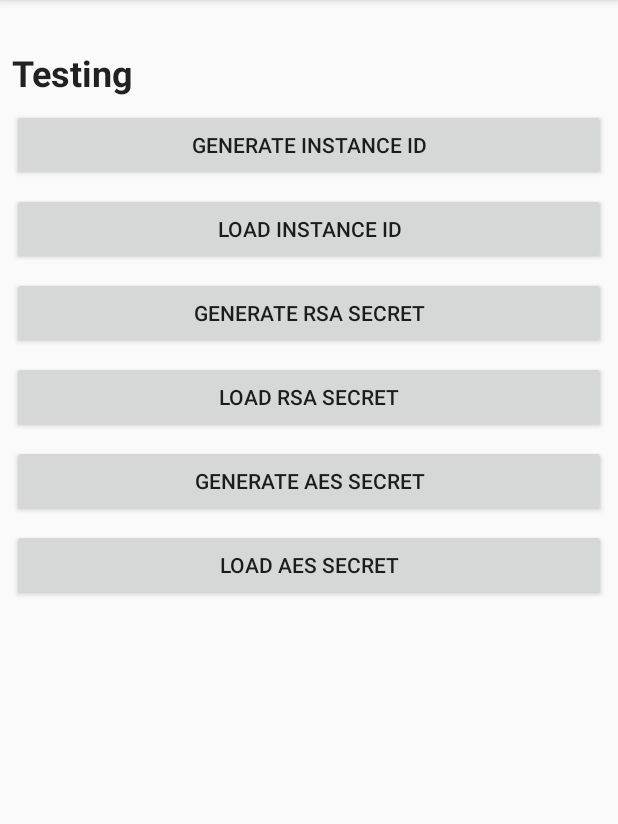
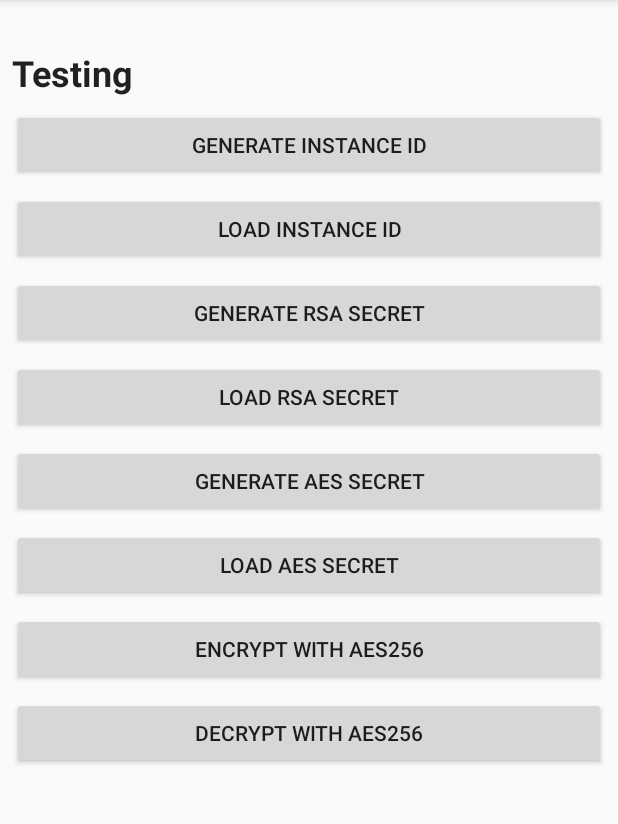
Before and after one commit to jeffrey-garcia/SecureStorageAndroid, an Android app: the screen it shows after launch (MainActivity), on a phone screen of 412 x 824 dp, the part 84-908 px from its top. Run offline under Robolectric (Android 15) with nearby library versions, the phone set to English and light mode, and no system bars; libraries missing offline, so code that uses them is left out: com.google.crypto.tink, org.slf4j; 3 statements that could not run were skipped.

Commit message:
switch to GCM block mode without padding for AES encryption

```diff
--- a/app/src/main/res/layout/activity_main.xml
+++ b/app/src/main/res/layout/activity_main.xml
@@ -114,6 +114,34 @@
                 app:layout_constraintRight_toRightOf="parent"
                 app:layout_constraintTop_toBottomOf="@+id/generateSecretAesBtn" />
 
+        <Button
+                android:id="@+id/encryptAesBtn"
+                android:layout_width="match_parent"
+                android:layout_height="wrap_content"
+                android:layout_marginEnd="8dp"
+                android:layout_marginLeft="8dp"
+                android:layout_marginRight="8dp"
+                android:layout_marginStart="8dp"
+                android:layout_marginTop="8dp"
+                android:text="Encrypt with AES256"
+                app:layout_constraintLeft_toLeftOf="parent"
+                app:layout_constraintRight_toRightOf="parent"
+                app:layout_constraintTop_toBottomOf="@+id/loadSecretAesBtn" />
+
+        <Button
+                android:id="@+id/decryptAesBtn"
+                android:layout_width="match_parent"
+                android:layout_height="wrap_content"
+                android:layout_marginEnd="8dp"
+                android:layout_marginLeft="8dp"
+                android:layout_marginRight="8dp"
+                android:layout_marginStart="8dp"
+                android:layout_marginTop="8dp"
+                android:text="Decrypt with AES256"
+                app:layout_constraintLeft_toLeftOf="parent"
+                app:layout_constraintRight_toRightOf="parent"
+                app:layout_constraintTop_toBottomOf="@+id/encryptAesBtn" />
+
     </LinearLayout>
 
 </android.support.constraint.ConstraintLayout>
```
Also changed, not shown: app/src/main/java/com/example/jeffrey/securestorageandroid/MainActivity.kt (+98 -9 lines).
